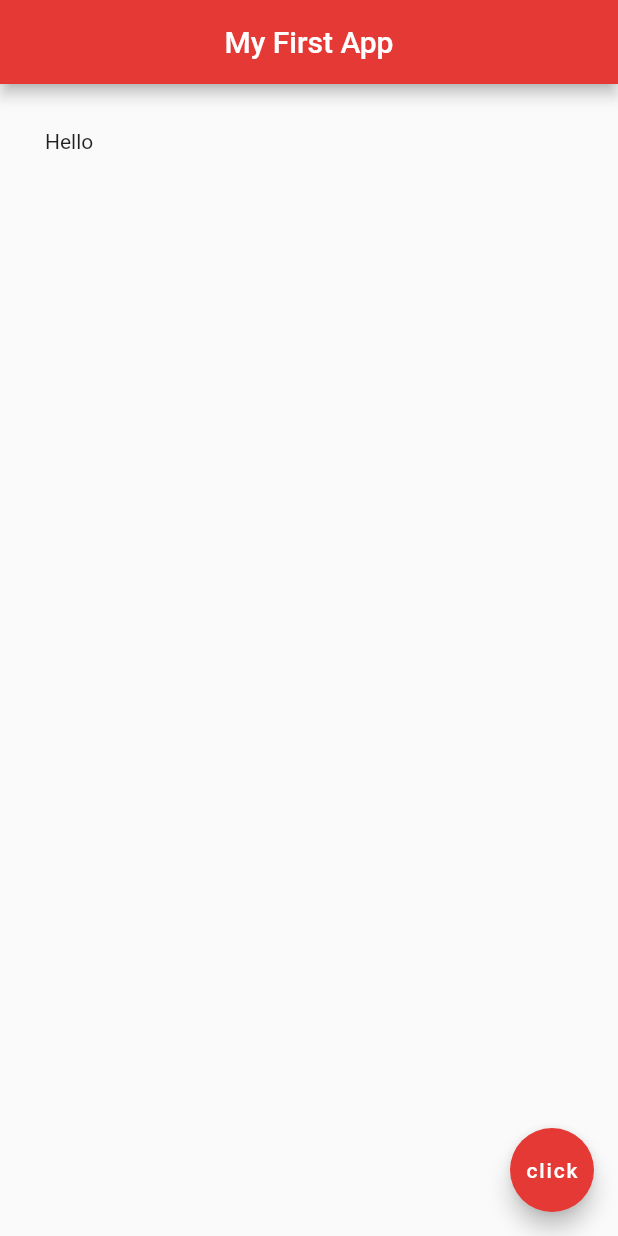
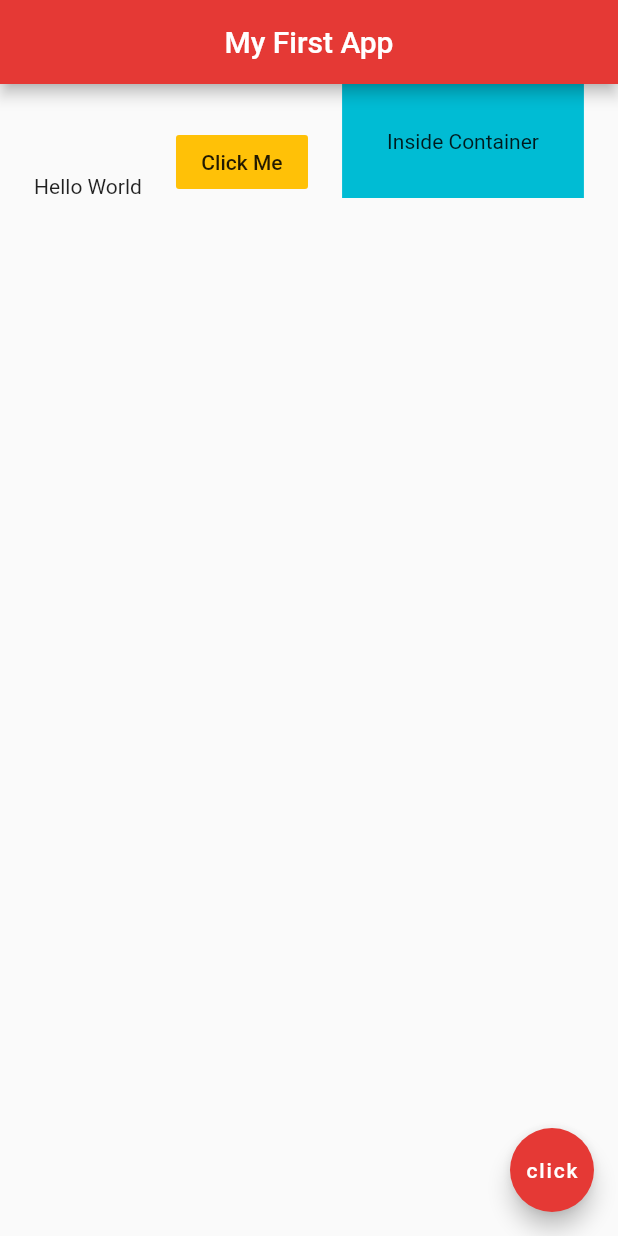
Before and after one commit to Williano/My-First-Flutter-App, a Flutter app: the screen it shows after launch, on a phone screen of 412 x 824 dp. Run offline on Flutter 3.47's test engine with Material 2 defaults, Android fonts, the phone set to English and light mode, and no system bars.

Commit message:
Add code for how to use rows

```diff
--- a/lib/main.dart
+++ b/lib/main.dart
@@ -13,11 +13,26 @@ class Home extends StatelessWidget {
         centerTitle: true,
         backgroundColor: Colors.red[600],
       ),
-      body:
-          Padding(
-            padding: EdgeInsets.all(30.0),
-            child: Text("Hello"),
-          ),
+      body: Row(
+        mainAxisAlignment: MainAxisAlignment.spaceEvenly,
+        crossAxisAlignment: CrossAxisAlignment.end,
+        children: <Widget>[
+          Text("Hello World"),
+          FlatButton(
+            onPressed: () {},
+            color: Colors.amber,
+            child: Text('Click Me')),
+            Container(
+              color: Colors.cyan,
+              padding: EdgeInsets.all(30.0),
+              child: Text("Inside Container"),
+          )
+        ],
+      ),
+//          Padding(
+//            padding: EdgeInsets.all(30.0),
+//            child: Text("Hello"),
+//          ),
 //      Container(
 //        color: Colors.grey[400],
 //        child: Text("Hello"),
```
